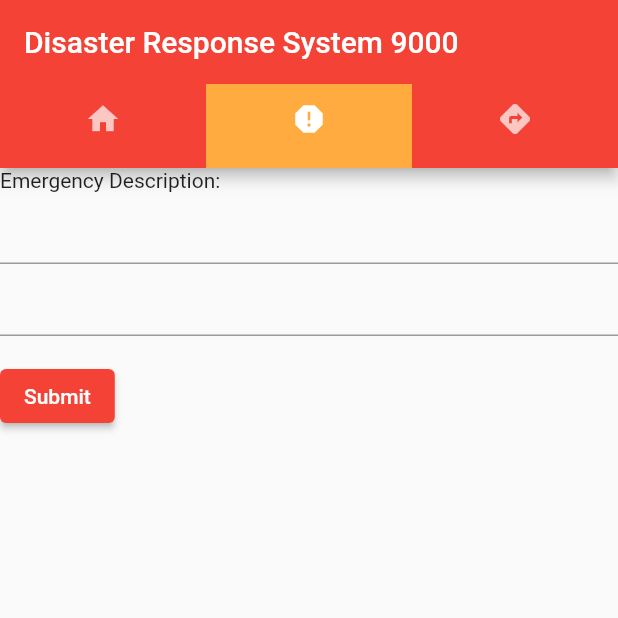
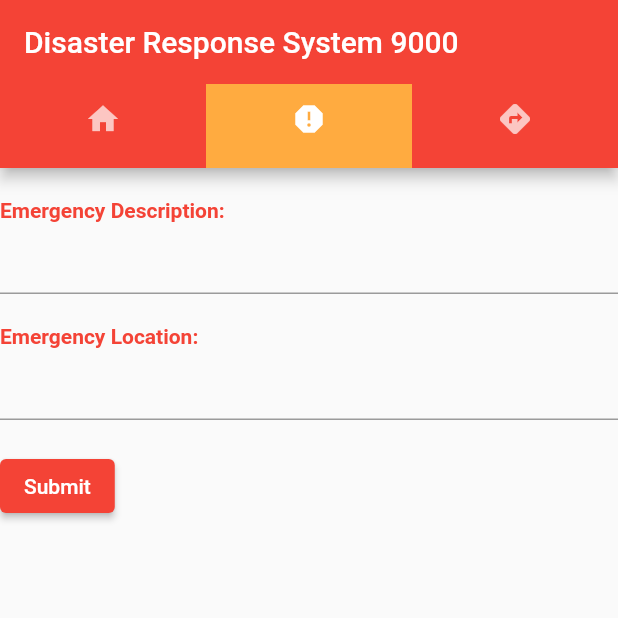
Before and after one commit to joycej3/Disaster-Response-System, a Flutter app: the screen it shows after launch, tab 2 chosen, on a phone screen of 412 x 824 dp, the top half of it. Run offline on Flutter 3.47's test engine with Material 2 defaults, Android fonts, the phone set to English and light mode, and no system bars; missing offline and left inert: window_size.

Commit message:
Adding home page, data entry tab

```diff
--- a/frontend/lib/main.dart
+++ b/frontend/lib/main.dart
@@ -42,7 +42,11 @@ class MyCustomFormState extends State<MyCustomForm> {
       child: Column(
         crossAxisAlignment: CrossAxisAlignment.start,
         children: [
-          Text("Emergency Description: "),
+          Padding(padding: const EdgeInsets.symmetric(vertical: 10.0)),
+          Text(
+            "Emergency Description: ",
+            style: TextStyle(color: Colors.red, fontWeight: FontWeight.bold),
+          ),
           TextFormField(
             // The validator receives the text that the user has entered.
             validator: (value) {
@@ -51,6 +55,11 @@ class MyCustomFormState extends State<MyCustomForm> {
               }
               return null;
             },
+          ),
+          Padding(padding: const EdgeInsets.symmetric(vertical: 10.0)),
+          Text(
+            "Emergency Location: ",
+            style: TextStyle(color: Colors.red, fontWeight: FontWeight.bold),
           ),
           TextFormField(
             // The validator receives the text that the user has entered.
@@ -62,7 +71,7 @@ class MyCustomFormState extends State<MyCustomForm> {
             },
           ),
           Padding(
-            padding: const EdgeInsets.symmetric(vertical: 16.0),
+            padding: const EdgeInsets.symmetric(vertical: 20.0),
             child: ElevatedButton(
               onPressed: () {
                 // Validate returns true if the form is valid, or false otherwise.
@@ -91,7 +100,7 @@ class MyApp extends StatelessWidget {
   Widget build(BuildContext context) {
     // #docregion titleSection
     Widget titleSection = Container(
-      padding: const EdgeInsets.all(32),
+      padding: const EdgeInsets.fromLTRB(32, 10, 10, 10),
       child: Row(
         children: [
           Expanded(
@@ -111,7 +120,7 @@ class MyApp extends StatelessWidget {
                 Text(
                   'Use App for safe evacuation',
                   style: TextStyle(
-                    color: Colors.grey[500],
+                    color: Colors.blueGrey,
                   ),
                 ),
               ],
@@ -133,7 +142,7 @@ class MyApp extends StatelessWidget {
     );
 
     Widget textSection = const Padding(
-      padding: EdgeInsets.fromLTRB(32, 0, 32, 10),
+      padding: EdgeInsets.fromLTRB(32, 0, 32, 5),
       child: Text(
         'Disasters are serious disruptions to '
         'the functioning of a community that exceed '
@@ -141,9 +150,20 @@ class MyApp extends StatelessWidget {
         'Disasters can be caused by natural, man-made '
         'and technological hazards, as well as various '
         'factors that influence the exposure and vulnerability '
-        'of a community. ',
+        'of a community. '
+        '\n'
+        '\n',
         softWrap: true,
       ),
+    );
+
+    Widget textSection2 = const Padding(
+      padding: EdgeInsets.fromLTRB(32, 0, 32, 5),
+      child: Text(
+          'Please use this app to report and get routes away from disasters.',
+          softWrap: true,
+          style:
+              TextStyle(color: Colors.redAccent, fontWeight: FontWeight.bold)),
     );
 
     Widget homePage = ListView(
@@ -156,6 +176,7 @@ class MyApp extends StatelessWidget {
         ),
         titleSection,
         textSection,
+        textSection2,
         //buttonSection,
       ],
     );
@@ -164,7 +185,7 @@ class MyApp extends StatelessWidget {
         theme: ThemeData(
           primarySwatch: Colors.red,
         ),
-        title: 'Disaster Response System 9000',
+        title: 'Disaster Response System-9000',
         home: DefaultTabController(
           length: 3,
           child: Scaffold(
```
